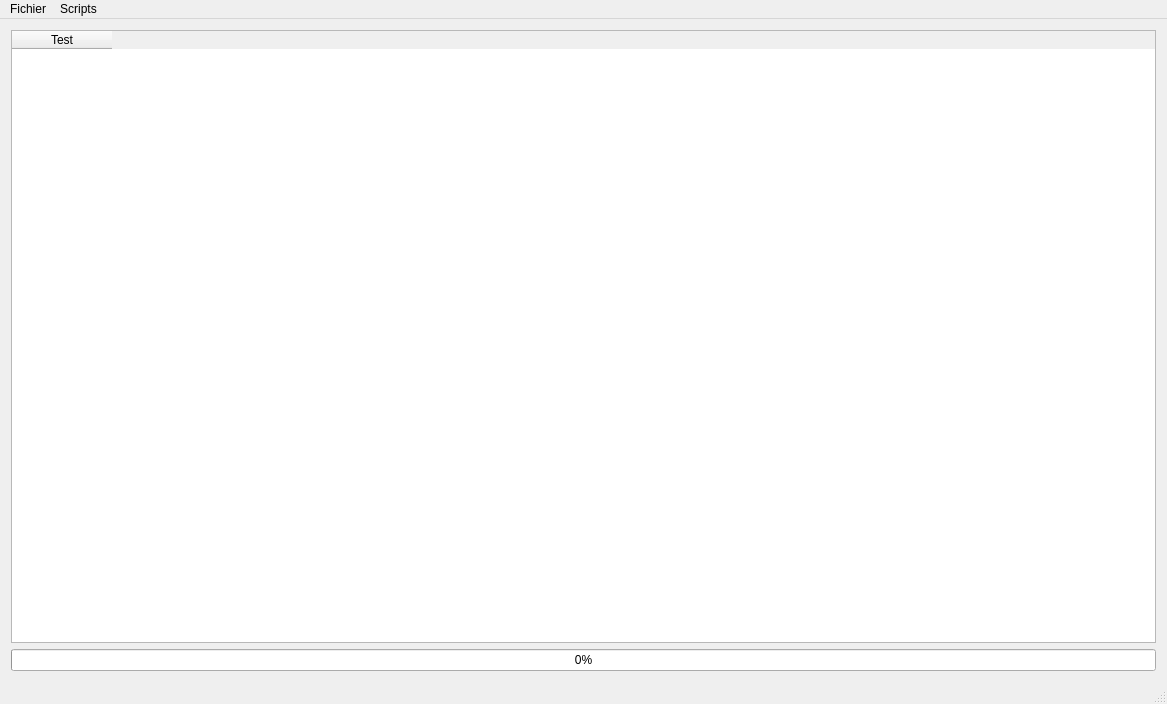
Above: mainwindow.ui from KevinSupertramp/Wakxy-Bin-Reader before the change. Below: the same form after it.
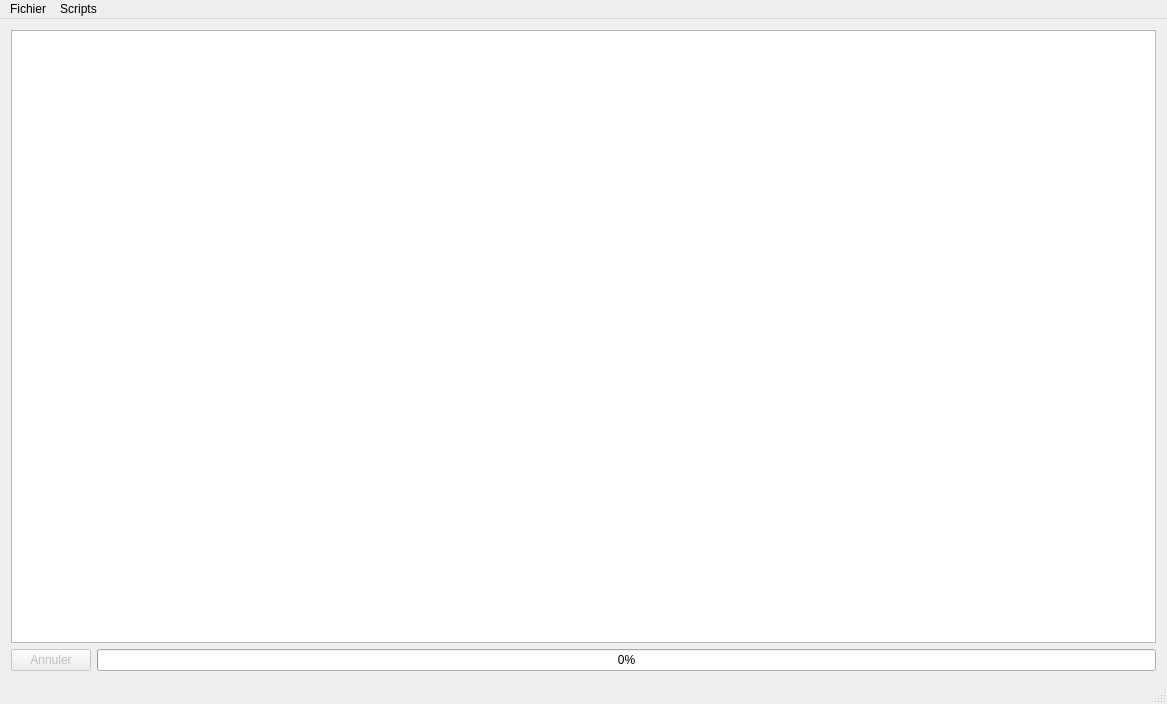
That is the form after the change.

Commit message: [BinReader] Implémentation propre du thread

```diff
--- a/mainwindow.ui
+++ b/mainwindow.ui
@@ -17,8 +17,25 @@
    <string>Wakxy - Bin Reader</string>
   </property>
   <widget class="QWidget" name="centralWidget">
-   <layout class="QVBoxLayout" name="verticalLayout">
-    <item>
+   <layout class="QGridLayout" name="gridLayout">
+    <item row="1" column="0">
+     <widget class="QPushButton" name="pushButtonCancel">
+      <property name="enabled">
+       <bool>false</bool>
+      </property>
+      <property name="text">
+       <string>Annuler</string>
+      </property>
+     </widget>
+    </item>
+    <item row="1" column="1">
+     <widget class="QProgressBar" name="progressBarFileReader">
+      <property name="value">
+       <number>0</number>
+      </property>
+     </widget>
+    </item>
+    <item row="0" column="0" colspan="2">
      <widget class="QTableWidget" name="tableWidgetFile">
       <property name="acceptDrops">
        <bool>false</bool>
@@ -29,18 +46,6 @@
       <property name="sortingEnabled">
        <bool>true</bool>
       </property>
-      <column>
-       <property name="text">
-        <string>Test</string>
-       </property>
-      </column>
-     </widget>
-    </item>
-    <item>
-     <widget class="QProgressBar" name="progressBarFileReader">
-      <property name="value">
-       <number>0</number>
-      </property>
      </widget>
     </item>
    </layout>
```
Left out of the diff: 5 changed lines with no effect on the pictures. The commit also changes 5 other files.
